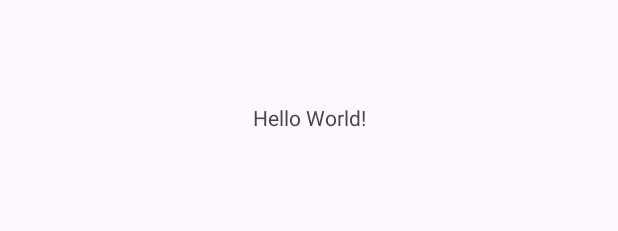
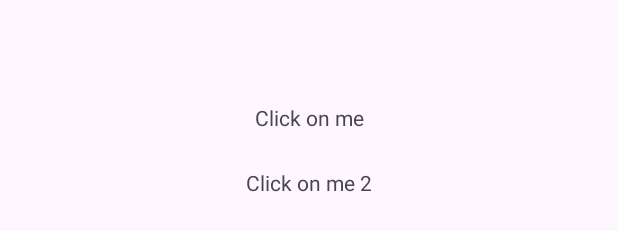
Before and after one commit to kerimovscreations/gestures_sensors_demo, an Android app: the layout activity_main.xml on its own in the app's theme, with its tools: preview values and no code run, on a phone screen of 412 x 824 dp. Shown: the part 501-732 px from the top of the screen. Run offline under Robolectric (Android 15) with nearby library versions, the phone set to English and light mode, and no system bars.

Commit message:
added class code

```diff
--- a/app/src/main/res/layout/activity_main.xml
+++ b/app/src/main/res/layout/activity_main.xml
@@ -7,12 +7,24 @@
     tools:context=".MainActivity">
 
     <TextView
+        android:id="@+id/label_center"
         android:layout_width="wrap_content"
         android:layout_height="wrap_content"
-        android:text="Hello World!"
+        android:padding="12dp"
+        android:text="Click on me"
         app:layout_constraintBottom_toBottomOf="parent"
         app:layout_constraintEnd_toEndOf="parent"
         app:layout_constraintStart_toStartOf="parent"
         app:layout_constraintTop_toTopOf="parent" />
 
+    <TextView
+        android:id="@+id/label_center_bottom"
+        android:layout_width="wrap_content"
+        android:layout_height="wrap_content"
+        android:padding="12dp"
+        android:text="Click on me 2"
+        app:layout_constraintEnd_toEndOf="parent"
+        app:layout_constraintStart_toStartOf="parent"
+        app:layout_constraintTop_toBottomOf="@id/label_center" />
+
 </androidx.constraintlayout.widget.ConstraintLayout>
```
Also changed, not shown: app/src/main/java/az/edu/bhos/android/l5_gestures_sensors/MainActivity.kt (+126 -1 lines).
